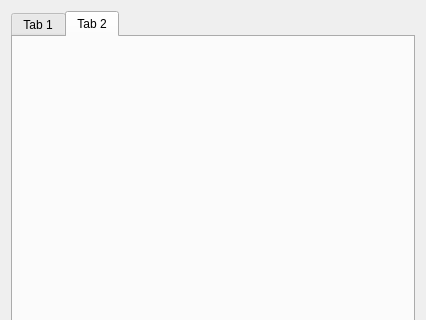
First picture: the form in src/app/view/form/socketformmain.ui, repository nealwang123/template2, before the edit; both pictures show x 0 to 426 and y 0 to 320 of the 426 by 641 pixel window.
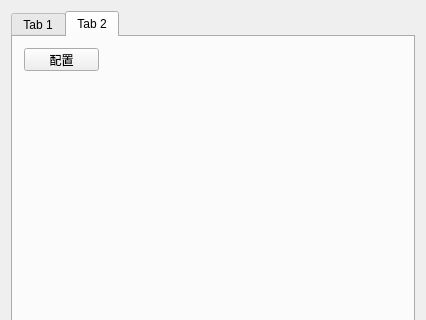
Second picture: the form after the edit.

What changed in the file:
```diff
--- a/src/app/view/form/socketformmain.ui
+++ b/src/app/view/form/socketformmain.ui
@@ -28,6 +28,19 @@
       <attribute name="title">
        <string>Tab 2</string>
       </attribute>
+      <widget class="QPushButton" name="pushButton_Config">
+       <property name="geometry">
+        <rect>
+         <x>11</x>
+         <y>11</y>
+         <width>75</width>
+         <height>23</height>
+        </rect>
+       </property>
+       <property name="text">
+        <string>配置</string>
+       </property>
+      </widget>
      </widget>
     </widget>
    </item>
```
